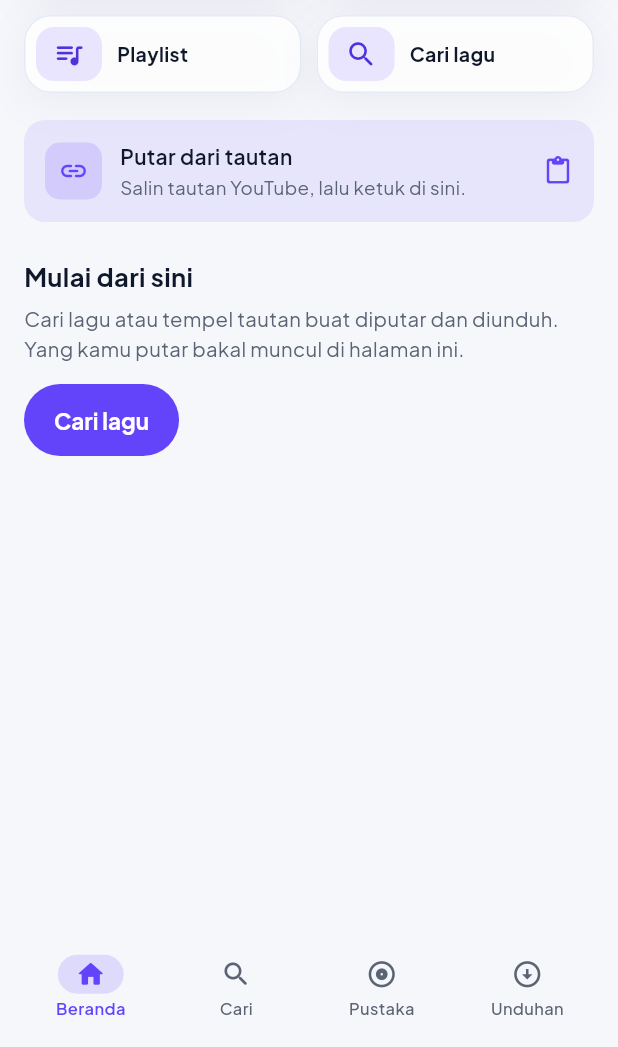
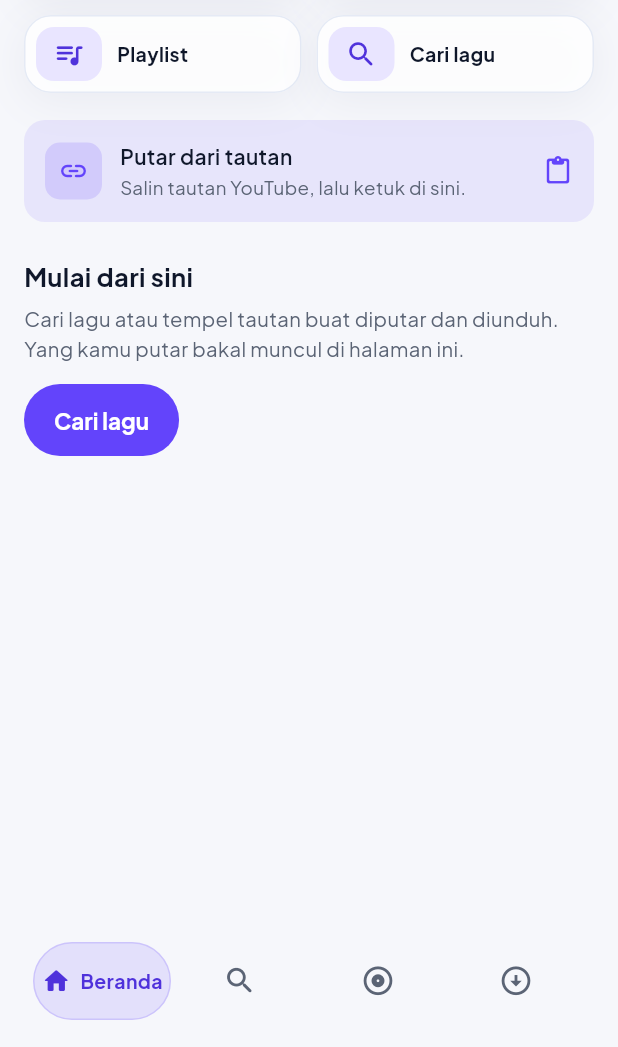
Before and after one commit to BlackKepret28/mull-music-android, a Flutter app: the screen it shows after launch, on a phone screen of 412 x 824 dp, the part 189-1236 px from its top. Run offline on Flutter 3.47's test engine with Material 3 defaults, Android fonts, the phone set to English and light mode, and no system bars; our stand-ins replace audio_service, just_audio, shared_preferences, video_player; missing offline and left inert: liquid_glass_widgets.

Commit message:
Kerangka ala MSA: tab bar pil kaca + kapsul pemutar mini melayang
Latar pastel digambar sekali di belakang semua tab dan ikut warna sampul
lagu yang diputar. Tab aktif dapat kapsul aksen berisi ikon + label, tab
lain cuma ikon. Tombol Putar jadi lingkaran aksen dengan bayangan lembut.

Co-Authored-By: Claude Opus 5.5 <noreply@anthropic.com>

```diff
--- a/lib/shell.dart
+++ b/lib/shell.dart
@@ -17,14 +17,17 @@ import 'ytdlp.dart';
 import 'widgets/bottom_nav.dart';
 import 'widgets/glass_surface.dart';
 import 'widgets/mini_player.dart';
+import 'widgets/mull_ui.dart';
 
-/// Tinggi bar pemutar mini (isi + garis progres).
-const _tinggiPemutar = 62.0;
-const _tinggiNav = 60.0;
+/// Tinggi kapsul pemutar mini dan pil navigasi (MsaTabBar: 64).
+const _tinggiPemutar = 64.0;
+const _tinggiNav = 64.0;
+const _jarakPanel = 8.0;
 
-/// Kerangka utama: panel kaca mengambang di bawah berisi bar pemutar mini
-/// dan navigasi empat tab. Isi halaman sengaja lewat di bawah panel itu
-/// (`extendBody: true`) supaya kacanya ada yang dibiaskan.
+/// Kerangka utama ala MSA: latar pastel di paling belakang, lalu dua kapsul
+/// kaca melayang di bawah (pemutar mini, navigasi empat tab). Isi halaman
+/// sengaja lewat di bawah kapsul itu (`extendBody: true`) supaya kacanya ada
+/// yang dibiaskan.
 class AppShell extends StatefulWidget {
   const AppShell({super.key});
 
@@ -118,19 +121,58 @@ class _AppShellState extends State<AppShell> {
   @override
   Widget build(BuildContext context) {
     final sisaBawah = MediaQuery.viewPaddingOf(context).bottom;
-    final marginBawah = sisaBawah + 10;
+    final marginBawah = sisaBawah + 12;
+    final lebarNav = (MediaQuery.sizeOf(context).width - 24).clamp(0.0, 380.0);
 
     return StreamBuilder<MediaItem?>(
       stream: _player.mediaItem,
       builder: (context, snapItem) {
         final item = snapItem.data;
-        final tinggiPanel = (item == null ? 0 : _tinggiPemutar) + _tinggiNav;
+        final tinggiPanel = (item == null ? 0 : _tinggiPemutar + _jarakPanel) + _tinggiNav;
 
         return RuangBawah(
           tinggi: tinggiPanel + marginBawah + 8,
           child: Scaffold(
             extendBody: true,
-            body: IndexedStack(
+            body: Stack(
+              children: [
+                // Latar digambar SEKALI di sini, dipakai bareng semua tab.
+                Positioned.fill(child: LatarSampul(sampul: item?.artUri?.toString())),
+                Positioned.fill(child: _isiTab()),
+              ],
+            ),
+            bottomNavigationBar: Padding(
+              padding: EdgeInsets.fromLTRB(12, 0, 12, marginBawah),
+              child: Column(
+                mainAxisSize: MainAxisSize.min,
+                children: [
+                  if (item != null) ...[
+                    GlassSurface(
+                      radius: _tinggiPemutar / 2,
+                      child: _BarPemutar(player: _player, item: item, onTap: _bukaSedangDiputar),
+                    ),
+                    const SizedBox(height: _jarakPanel),
+                  ],
+                  GlassSurface(
+                    radius: _tinggiNav / 2,
+                    width: lebarNav,
+                    height: _tinggiNav,
+                    child: BottomNav(
+                      index: _tab,
+                      onPilih: (i) => setState(() => _tab = i),
+                    ),
+                  ),
+                ],
+              ),
+            ),
+          ),
+        );
+      },
+    );
+  }
+
+  Widget _isiTab() {
+    return IndexedStack(
       index: _tab,
       children: [
         HomeScreen(
@@ -138,6 +180,8 @@ class _AppShellState extends State<AppShell> {
           onGoSearch: _goSearch,
           onGoLibrary: () => setState(() => _tab = 2),
           onGoDownloads: () => setState(() => _tab = 3),
+          // Kolom "Cari atau tempel tautan" di Beranda: teks apa pun
+          // (kata kunci atau tautan) diteruskan ke layar Cari.
           onTempelTautan: _tempelTautan,
         ),
         SearchScreen(
@@ -152,27 +196,6 @@ class _AppShellState extends State<AppShell> {
         ),
         DownloadsScreen(onGoSearch: _goSearch),
       ],
-            ),
-            bottomNavigationBar: Padding(
-              padding: EdgeInsets.fromLTRB(12, 0, 12, marginBawah),
-              child: GlassSurface(
-                radius: 26,
-                child: Column(
-                  mainAxisSize: MainAxisSize.min,
-                  children: [
-                    if (item != null)
-                      _BarPemutar(player: _player, item: item, onTap: _bukaSedangDiputar),
-                    BottomNav(
-                      index: _tab,
-                      onPilih: (i) => setState(() => _tab = i),
-                    ),
-                  ],
-                ),
-              ),
-            ),
-          ),
-        );
-      },
     );
   }
 }
--- a/lib/widgets/bottom_nav.dart
+++ b/lib/widgets/bottom_nav.dart
@@ -1,4 +1,6 @@
 import 'package:flutter/material.dart';
+
+import '../theme.dart';
 
 /// Satu tujuan di navigasi bawah.
 class NavItem {
@@ -23,7 +25,9 @@ const navItems = <NavItem>[
   ),
 ];
 
-/// Navigasi bawah bikinan sendiri.
+/// Isi tab bar kaca yang melayang (MsaTabBar). Tab aktif dapat kapsul aksen
+/// berisi ikon + label; tab lain cuma ikon abu. Panel kacanya dipasang di
+/// [AppShell], bukan di sini.
 ///
 /// Pakai ini daripada [NavigationBar] bawaan Material karena yang bawaan
 /// selalu ngecat latarnya sendiri, jadi panel kacanya ketutupan.
@@ -35,21 +39,13 @@ class BottomNav extends StatelessWidget {
 
   @override
   Widget build(BuildContext context) {
-    final cs = Theme.of(context).colorScheme;
-
-    return SizedBox(
-      height: 62,
+    return Padding(
+      padding: const EdgeInsets.symmetric(horizontal: 6),
       child: Row(
         children: [
           for (var i = 0; i < navItems.length; i++)
             Expanded(
-              child: _Tombol(
-                item: navItems[i],
-                aktif: i == index,
-                warnaAktif: cs.primary,
-                warnaMati: cs.onSurfaceVariant,
-                onTap: () => onPilih(i),
-              ),
+              child: _Tombol(item: navItems[i], aktif: i == index, onTap: () => onPilih(i)),
             ),
         ],
       ),
@@ -58,67 +54,67 @@ class BottomNav extends StatelessWidget {
 }
 
 class _Tombol extends StatelessWidget {
-  const _Tombol({
-    required this.item,
-    required this.aktif,
-    required this.warnaAktif,
-    required this.warnaMati,
-    required this.onTap,
-  });
+  const _Tombol({required this.item, required this.aktif, required this.onTap});
 
   final NavItem item;
   final bool aktif;
-  final Color warnaAktif;
-  final Color warnaMati;
   final VoidCallback onTap;
 
   @override
   Widget build(BuildContext context) {
-    final warna = aktif ? warnaAktif : warnaMati;
+    final c = context.mull;
+    final sudut = BorderRadius.circular(26);
+    final warna = aktif ? c.accentStrong : c.textMuted;
 
-    return Semantics(
+    return Tooltip(
+      message: item.label,
+      child: Semantics(
+        button: true,
         selected: aktif,
-      button: true,
+        label: item.label,
+        excludeSemantics: true,
+        child: AnimatedContainer(
+          duration: const Duration(milliseconds: 220),
+          curve: Curves.easeOutCubic,
+          height: 52,
+          decoration: BoxDecoration(
+            borderRadius: sudut,
+            color: aktif ? c.accent.withValues(alpha: context.gelap ? 0.22 : 0.13) : Colors.transparent,
+            border: Border.all(
+              color: aktif ? c.accent.withValues(alpha: context.gelap ? 0.32 : 0.18) : Colors.transparent,
+            ),
+          ),
+          child: Material(
+            type: MaterialType.transparency,
             child: InkWell(
+              borderRadius: sudut,
               onTap: onTap,
-        borderRadius: BorderRadius.circular(16),
-        child: Column(
+              child: Row(
                 mainAxisAlignment: MainAxisAlignment.center,
                 children: [
-            // Pil aksen di belakang ikon yang aktif. Lebih kebaca daripada
-            // cuma beda warna, apalagi di atas panel kaca.
-            AnimatedContainer(
+                  Icon(aktif ? item.iconAktif : item.icon, size: aktif ? 20 : 23, color: warna),
+                  Flexible(
+                    child: AnimatedSize(
                       duration: const Duration(milliseconds: 220),
                       curve: Curves.easeOutCubic,
-              width: 44,
-              height: 26,
-              decoration: BoxDecoration(
-                color: aktif ? warnaAktif.withValues(alpha: 0.16) : Colors.transparent,
-                borderRadius: BorderRadius.circular(13),
+                      child: aktif
+                          ? Padding(
+                              padding: const EdgeInsets.only(left: 6),
+                              child: Text(
+                                item.label,
+                                maxLines: 1,
+                                overflow: TextOverflow.clip,
+                                softWrap: false,
+                                style: TextStyle(fontSize: 13, fontWeight: FontWeight.w700, color: warna),
                               ),
-              child: Center(
-                child: AnimatedSwitcher(
-                  duration: const Duration(milliseconds: 180),
-                  child: Icon(
-                    aktif ? item.iconAktif : item.icon,
-                    key: ValueKey(aktif),
-                    size: 21,
-                    color: warna,
+                            )
+                          : const SizedBox.shrink(),
+                    ),
+                  ),
+                ],
               ),
             ),
           ),
-            ),
-            const SizedBox(height: 3),
-            Text(
-              item.label,
-              style: TextStyle(
-                fontSize: 11,
-                height: 1.1,
-                fontWeight: aktif ? FontWeight.w600 : FontWeight.w500,
-                color: warna,
-              ),
-            ),
-          ],
         ),
       ),
     );
```
Also changed, not shown: lib/widgets/mini_player.dart (+40 -27 lines). Lines whose indentation alone changed are shown as unchanged.
